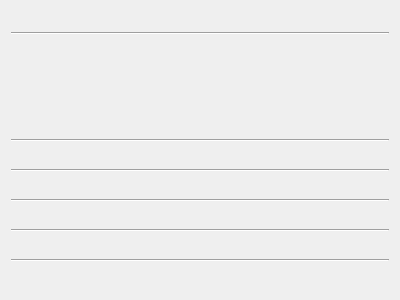
Old version of the form function/setting_ranking/setting_ranking.ui in the repository Wseop/loa-manager-qt-client.
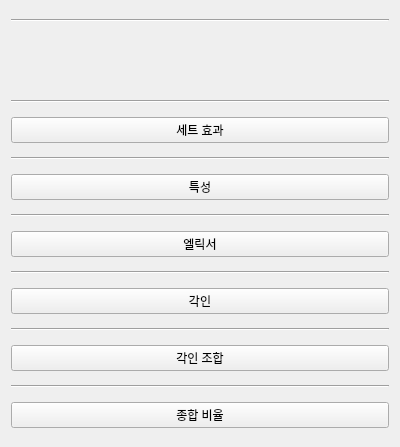
New version of the form.

Commit message: FEAT:Add EngraveSingle category to SettingRanking

```diff
--- a/function/setting_ranking/setting_ranking.ui
+++ b/function/setting_ranking/setting_ranking.ui
@@ -7,7 +7,7 @@
     <x>0</x>
     <y>0</y>
     <width>400</width>
-    <height>300</height>
+    <height>447</height>
    </rect>
   </property>
   <property name="windowTitle">
@@ -71,6 +71,13 @@
      </property>
     </widget>
    </item>
+   <item>
+    <widget class="QPushButton" name="pbItemSet">
+     <property name="text">
+      <string>세트 효과</string>
+     </property>
+    </widget>
+   </item>
    <item>
     <layout class="QHBoxLayout" name="hLayoutItemSet">
      <item>
@@ -91,6 +98,13 @@
      </property>
     </widget>
    </item>
+   <item>
+    <widget class="QPushButton" name="pbAbility">
+     <property name="text">
+      <string>특성</string>
+     </property>
+    </widget>
+   </item>
    <item>
     <layout class="QHBoxLayout" name="hLayoutAbility">
      <item>
@@ -111,6 +125,13 @@
      </property>
     </widget>
    </item>
+   <item>
+    <widget class="QPushButton" name="pbElixir">
+     <property name="text">
+      <string>엘릭서</string>
+     </property>
+    </widget>
+   </item>
    <item>
     <layout class="QHBoxLayout" name="hLayoutElixir">
      <item>
@@ -131,6 +152,40 @@
      </property>
     </widget>
    </item>
+   <item>
+    <widget class="QPushButton" name="pbEngraveSingle">
+     <property name="text">
+      <string>각인</string>
+     </property>
+    </widget>
+   </item>
+   <item>
+    <layout class="QHBoxLayout" name="hLayoutEngraveSingle">
+     <item>
+      <layout class="QVBoxLayout" name="vLayoutEngraveSingle1"/>
+     </item>
+     <item>
+      <layout class="QVBoxLayout" name="vLayoutEngraveSingle2"/>
+     </item>
+     <item>
+      <layout class="QVBoxLayout" name="vLayoutEngraveSingle3"/>
+     </item>
+    </layout>
+   </item>
+   <item>
+    <widget class="Line" name="line_7">
+     <property name="orientation">
+      <enum>Qt::Horizontal</enum>
+     </property>
+    </widget>
+   </item>
+   <item>
+    <widget class="QPushButton" name="pbEngrave">
+     <property name="text">
+      <string>각인 조합</string>
+     </property>
+    </widget>
+   </item>
    <item>
     <layout class="QHBoxLayout" name="hLayoutEngrave">
      <item>
@@ -151,6 +206,13 @@
      </property>
     </widget>
    </item>
+   <item>
+    <widget class="QPushButton" name="pbOverall">
+     <property name="text">
+      <string>종합 비율</string>
+     </property>
+    </widget>
+   </item>
    <item>
     <layout class="QHBoxLayout" name="hLayoutOverall">
      <item>
```
The commit also changes 3 other files.
